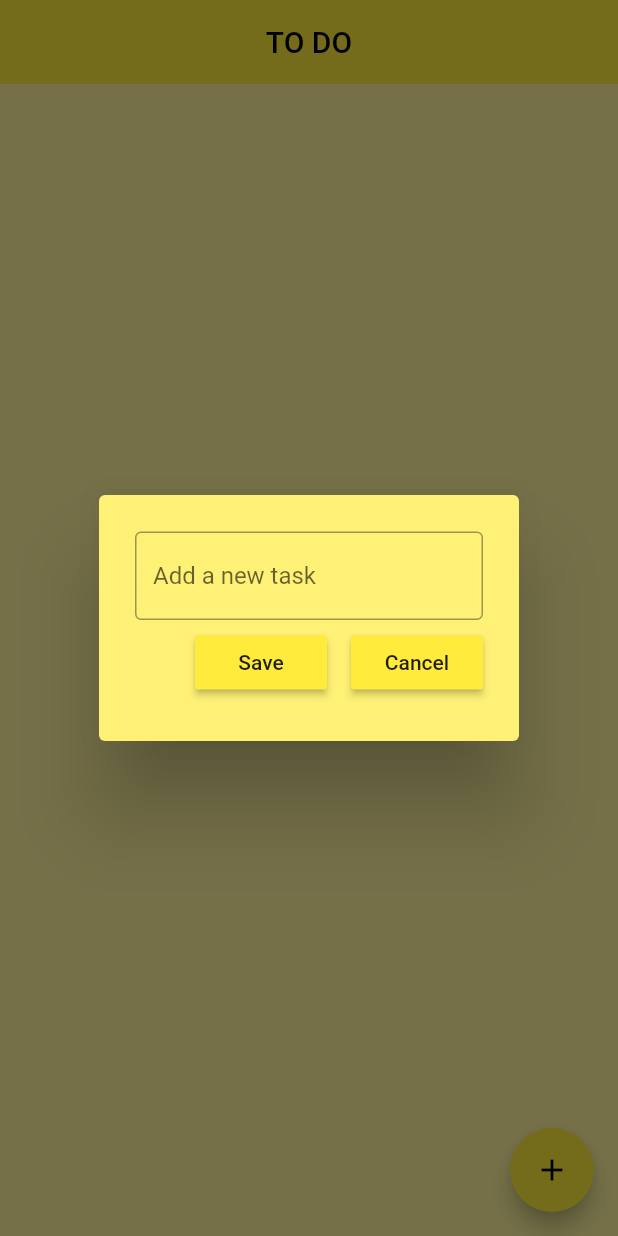
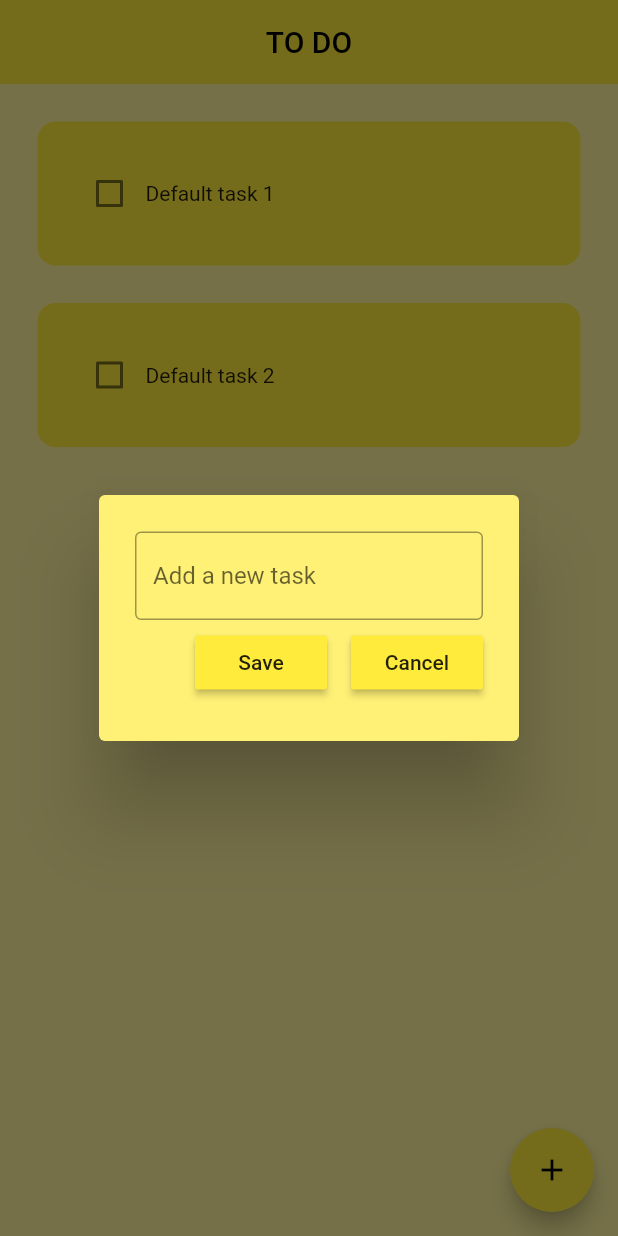
Before and after one commit to astitvaarora/to_do_application, a Flutter app: the screen it shows after launch, after a tap on the "add" icon, on a phone screen of 412 x 824 dp. Run offline on Flutter 3.47's test engine with Material 2 defaults, Android fonts, the phone set to English and light mode, and no system bars; drawn by our look-alikes of flutter_slidable; our stand-ins replace hive, hive_flutter; accounts and stored records are empty.

Commit message:
DB added

```diff
--- a/lib/DB/DB.dart
+++ b/lib/DB/DB.dart
@@ -1,12 +1,27 @@
+import 'package:hive/hive.dart';
+import 'package:hive_flutter/hive_flutter.dart';
 import 'package:hive_flutter/hive_flutter.dart';
 
 class TODODatabase{
+  List toDoList = [];
+    //reference the box
+    final _mybox = Hive.box('mybox');
 
-  List toDoList = [];
+  // first time opening the app default data
+  void createInitialData(){
+    toDoList = [
+      ["Default task 1",false],
+      ["Default task 2",false],
+    ];
+  }
 
+  // laod the database
+  void loadData(){
+    toDoList = _mybox.get("TODOLIST");
 
-
-  //reference the box
-  final _mybox = Hive.openBox('mybox');
-
+  }
+  // update the databse
+  void updateDataBase(){
+    _mybox.put("TODOLIST", toDoList);
+  }
 }
--- a/lib/pages/HomePage.dart
+++ b/lib/pages/HomePage.dart
@@ -13,17 +13,29 @@ class HomePage extends StatefulWidget {
 
 class _HomePageState extends State<HomePage> {
   // reference the hove box
-  final _mybox = Hive.openBox('mybox');
+  final _mybox = Hive.box('mybox');
+  TODODatabase db = TODODatabase();
+
+  @override
+  void initState() {
+    // initial db
+    if(_mybox.get("TODOLIST") == null){
+      db.createInitialData();
+    }else{
+      // there are already a db
+      db.loadData();
+    }
+    super.initState();
+  }
 
   // text controller
   final _controller = TextEditingController();
-
-  TODODatabase db = TODODatabase();
 
   void checkboxChanged(bool? value,int index){
     setState(() {
       db.toDoList[index][1] = !db.toDoList[index][1];
     });
+    db.updateDataBase();
   }
   void saveNewTask(){
     setState(() {
@@ -31,6 +43,7 @@ class _HomePageState extends State<HomePage> {
       _controller.clear();
     });
     Navigator.of(context).pop();
+    db.updateDataBase();
   }
 
   void createNewTask(){
@@ -51,6 +64,7 @@ class _HomePageState extends State<HomePage> {
     setState(() {
       db.toDoList.removeAt(index);
     });
+    db.updateDataBase();
   }
   @override
   Widget build(BuildContext context) {
```
